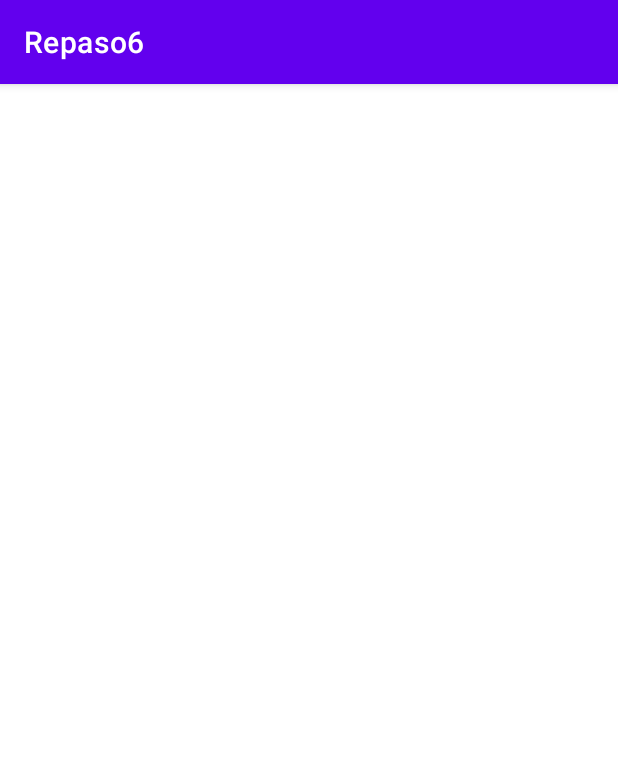
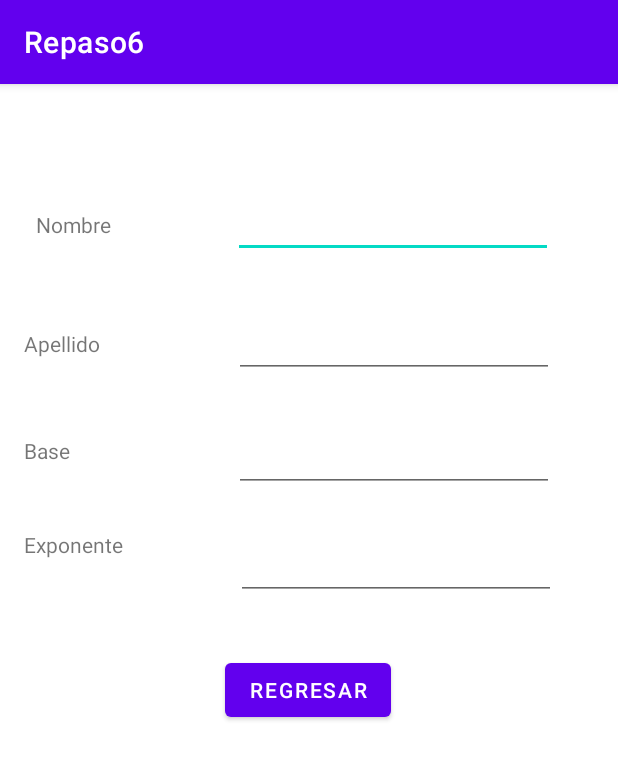
Before and after one commit to DarioTixi/Repaso6, an Android app: the Actividad2 screen opened directly, with no data from a screen before it, on a phone screen of 412 x 824 dp. Shown: the top 760 px of the screen. Run offline under Robolectric (Android 15) with nearby library versions, the phone set to English and light mode, and no system bars; 1 statement that could not run was skipped.

Commit message:
Save hasta ma;ana

```diff
--- a/app/src/main/java/dario/texample/repaso6/Actividad2.java
+++ b/app/src/main/java/dario/texample/repaso6/Actividad2.java
@@ -2,13 +2,36 @@ package dario.texample.repaso6;
 
 import androidx.appcompat.app.AppCompatActivity;
 
+import android.content.Intent;
 import android.os.Bundle;
+import android.view.View;
+import android.widget.Button;
+import android.widget.EditText;
 
 public class Actividad2 extends AppCompatActivity {
+private Button regresar;
+private EditText edtnombre;
+private  EditText edtBase;
+private  EditText edtExponente;
 
     @Override
     protected void onCreate(Bundle savedInstanceState) {
         super.onCreate(savedInstanceState);
         setContentView(R.layout.activity_actividad2);
+        regresar= findViewById(R.id.buttonRegresar);
+        edtnombre= findViewById(R.id.editTextNombre1);
+        Bundle bundle = this.getIntent().getExtras();
+        edtnombre.setText(bundle.getString("nombre_usuario"));
+        edtExponente = findViewById(R.id.editTextExponente2);
+        edtBase = findViewById(R.id.editTextBase3);
+
+    }
+
+    public void Regresar(View view){
+
+
+        Intent intent = new Intent(this,MainActivity.class);
+
+        startActivity(intent);
     }
 }
--- a/app/src/main/java/dario/texample/repaso6/MainActivity.java
+++ b/app/src/main/java/dario/texample/repaso6/MainActivity.java
@@ -2,25 +2,42 @@ package dario.texample.repaso6;
 
 import androidx.appcompat.app.AppCompatActivity;
 
+import android.content.Intent;
 import android.os.Bundle;
+import android.view.View;
 import android.widget.Button;
 import android.widget.EditText;
 
 public class MainActivity extends AppCompatActivity {
-private EditText nombre;
+private EditText editTnombre;
 private Button enviar;
+private Button calcular;
+private EditText base1;
 
     @Override
     protected void onCreate(Bundle savedInstanceState) {
         super.onCreate(savedInstanceState);
         setContentView(R.layout.activity_main);
-    nombre= findViewById(R.id.editTextNombre);
+        editTnombre= findViewById(R.id.editTextNombre);
     enviar= findViewById(R.id.button_Enviar);
-    if(nombre.getText().toString()==""){
-        enviar.setEnabled(false);
+    calcular= findViewById(R.id.button_Calcular);
+
+
+
+   if(editTnombre.getText().toString().equals("")){
+        calcular.setEnabled(false);
     }else{
-        enviar.setEnabled(true);
-    }
+        calcular.setEnabled(true);
     }
 
+    }
+     public  void Enviar(View view){
+         Intent intent= new Intent(this,Actividad2.class);
+         String nombreenviar= editTnombre.getText().toString();
+         intent.putExtra("nombre_usuario",nombreenviar);
+         startActivity(intent);
+
+     }
+
+
 }
--- a/app/src/main/res/layout/activity_actividad2.xml
+++ b/app/src/main/res/layout/activity_actividad2.xml
@@ -6,4 +6,121 @@
     android:layout_height="match_parent"
     tools:context=".Actividad2">
 
+    <TextView
+        android:id="@+id/textView6"
+        android:layout_width="wrap_content"
+        android:layout_height="wrap_content"
+        android:layout_marginTop="85dp"
+        app:layout_constraintEnd_toEndOf="parent"
+        app:layout_constraintHorizontal_bias="0.045"
+        app:layout_constraintStart_toStartOf="parent"
+        app:layout_constraintTop_toTopOf="parent" />
+
+    <TextView
+        android:id="@+id/textView7"
+        android:layout_width="wrap_content"
+        android:layout_height="wrap_content"
+        android:layout_marginStart="16dp"
+        android:layout_marginTop="60dp"
+        android:text="Apellido"
+        app:layout_constraintStart_toStartOf="parent"
+        app:layout_constraintTop_toBottomOf="@+id/textView10" />
+
+    <EditText
+        android:id="@+id/editTextNombre1"
+        android:layout_width="wrap_content"
+        android:layout_height="wrap_content"
+        android:layout_marginTop="68dp"
+        android:ems="10"
+        android:inputType="textPersonName"
+        android:minHeight="48dp"
+        app:layout_constraintEnd_toEndOf="parent"
+        app:layout_constraintHorizontal_bias="0.781"
+        app:layout_constraintStart_toStartOf="parent"
+        app:layout_constraintTop_toTopOf="parent"
+        tools:ignore="SpeakableTextPresentCheck" />
+
+    <Button
+        android:id="@+id/buttonRegresar"
+        android:layout_width="wrap_content"
+        android:layout_height="wrap_content"
+        android:layout_marginTop="36dp"
+        android:onClick="Regresar"
+        android:text="Regresar"
+        app:layout_constraintEnd_toEndOf="parent"
+        app:layout_constraintHorizontal_bias="0.498"
+        app:layout_constraintStart_toStartOf="parent"
+        app:layout_constraintTop_toBottomOf="@+id/editTextExponente2" />
+
+    <TextView
+        android:id="@+id/textView8"
+        android:layout_width="wrap_content"
+        android:layout_height="wrap_content"
+        android:layout_marginStart="16dp"
+        android:layout_marginTop="52dp"
+        android:text="Base"
+        app:layout_constraintStart_toStartOf="parent"
+        app:layout_constraintTop_toBottomOf="@+id/textView7" />
+
+    <TextView
+        android:id="@+id/textView9"
+        android:layout_width="wrap_content"
+        android:layout_height="wrap_content"
+        android:layout_marginStart="16dp"
+        android:layout_marginTop="43dp"
+        android:text="Exponente"
+        app:layout_constraintStart_toStartOf="parent"
+        app:layout_constraintTop_toBottomOf="@+id/textView8" />
+
+    <EditText
+        android:id="@+id/editTextBase3"
+        android:layout_width="wrap_content"
+        android:layout_height="wrap_content"
+        android:layout_marginTop="28dp"
+        android:ems="10"
+        android:inputType="textPersonName"
+        android:minHeight="48dp"
+        app:layout_constraintEnd_toEndOf="parent"
+        app:layout_constraintHorizontal_bias="0.786"
+        app:layout_constraintStart_toStartOf="parent"
+        app:layout_constraintTop_toBottomOf="@+id/editTextApellido2"
+        tools:ignore="SpeakableTextPresentCheck" />
+
+    <EditText
+        android:id="@+id/editTextExponente2"
+        android:layout_width="wrap_content"
+        android:layout_height="wrap_content"
+        android:layout_marginTop="24dp"
+        android:ems="10"
+        android:inputType="textPersonName"
+        android:minHeight="48dp"
+        app:layout_constraintEnd_toEndOf="parent"
+        app:layout_constraintHorizontal_bias="0.791"
+        app:layout_constraintStart_toStartOf="parent"
+        app:layout_constraintTop_toBottomOf="@+id/editTextBase3"
+        tools:ignore="SpeakableTextPresentCheck" />
+
+    <EditText
+        android:id="@+id/editTextApellido2"
+        android:layout_width="wrap_content"
+        android:layout_height="wrap_content"
+        android:layout_marginTop="32dp"
+        android:ems="10"
+        android:inputType="textPersonName"
+        android:minHeight="48dp"
+        app:layout_constraintEnd_toEndOf="parent"
+        app:layout_constraintHorizontal_bias="0.786"
+        app:layout_constraintStart_toStartOf="parent"
+        app:layout_constraintTop_toBottomOf="@+id/editTextNombre1"
+        tools:ignore="SpeakableTextPresentCheck" />
+
+    <TextView
+        android:id="@+id/textView10"
+        android:layout_width="wrap_content"
+        android:layout_height="wrap_content"
+        android:layout_marginStart="24dp"
+        android:layout_marginTop="84dp"
+        android:text="Nombre"
+        app:layout_constraintStart_toStartOf="parent"
+        app:layout_constraintTop_toTopOf="parent" />
 </androidx.constraintlayout.widget.ConstraintLayout>
--- a/app/src/main/res/layout/activity_main.xml
+++ b/app/src/main/res/layout/activity_main.xml
@@ -135,6 +135,7 @@
         android:layout_marginStart="16dp"
         android:layout_marginTop="24dp"
         android:layout_marginEnd="16dp"
+        android:onClick="Enviar"
         android:text="Enviar"
         app:layout_constraintEnd_toEndOf="parent"
         app:layout_constraintHorizontal_bias="1.0"
```
